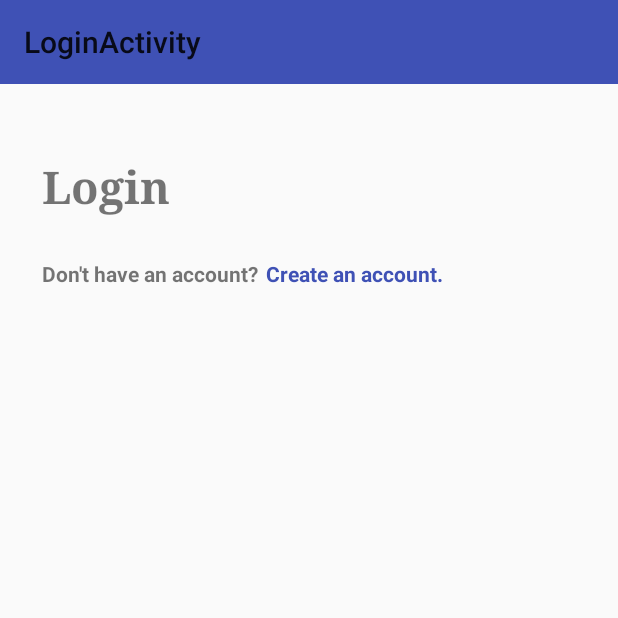
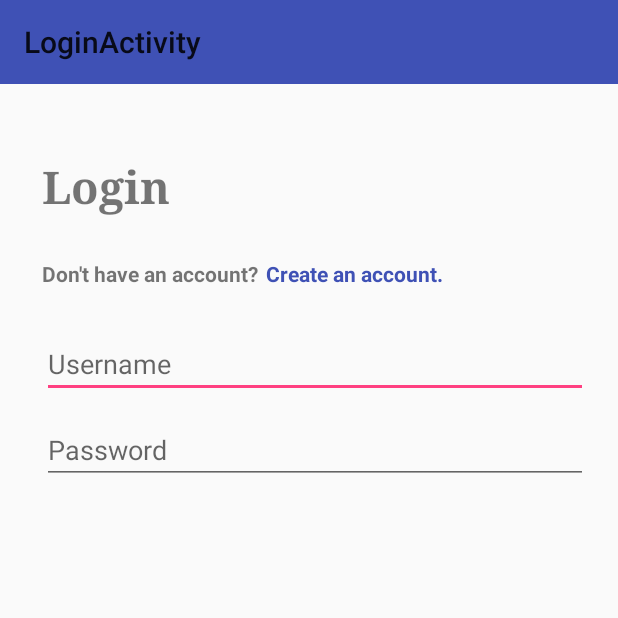
Before and after one commit to themavencoder/data-binding, an Android app: the LoginActivity screen opened directly, with no data from a screen before it, on a phone screen of 412 x 824 dp, the top half of it. Run offline under Robolectric (Android 15) with nearby library versions, the phone set to English and light mode, and no system bars; 2 statements that could not run were skipped.

Commit message:
Changes to login layout

```diff
--- a/app/src/main/res/layout/activity_login.xml
+++ b/app/src/main/res/layout/activity_login.xml
@@ -13,6 +13,10 @@
         android:layout_width="match_parent"
         android:layout_height="?attr/actionBarSize"
         android:background="?attr/colorPrimary"
+        app:layout_constraintEnd_toEndOf="parent"
+        app:layout_constraintHorizontal_bias="0.0"
+        app:layout_constraintStart_toStartOf="parent"
+        app:layout_constraintTop_toTopOf="parent"
         app:popupTheme="@style/AppTheme.PopupOverlay" />
 
     <TextView
@@ -35,6 +39,7 @@
         app:layout_constraintTop_toBottomOf="@+id/toolbar" />
 
     <LinearLayout
+        android:id="@+id/linearLayout"
         android:layout_width="match_parent"
         android:layout_height="wrap_content"
         android:layout_marginTop="28dp"
@@ -66,11 +71,32 @@
     <LinearLayout
         android:layout_width="match_parent"
         android:layout_height="wrap_content"
+        android:layout_marginTop="28dp"
         android:orientation="vertical"
-    >
+        android:layout_marginLeft="8dp"
+        android:paddingLeft="20dp"
+        android:paddingRight="20dp"
+        app:layout_goneMarginLeft="8dp"
+        app:layout_constraintEnd_toEndOf="parent"
+        app:layout_constraintStart_toStartOf="parent"
+        app:layout_constraintTop_toBottomOf="@+id/linearLayout">
 
 
 
+        <EditText
+            android:layout_width="match_parent"
+            android:layout_height="wrap_content"
+            android:hint="Username"
+
+            />
+
+        <EditText
+            android:layout_width="match_parent"
+            android:layout_height="wrap_content"
+            android:hint="Password"
+            android:layout_marginTop="12dp"
+
+            />
 
 
     </LinearLayout>
```
Lines whose indentation alone changed are shown as unchanged.
